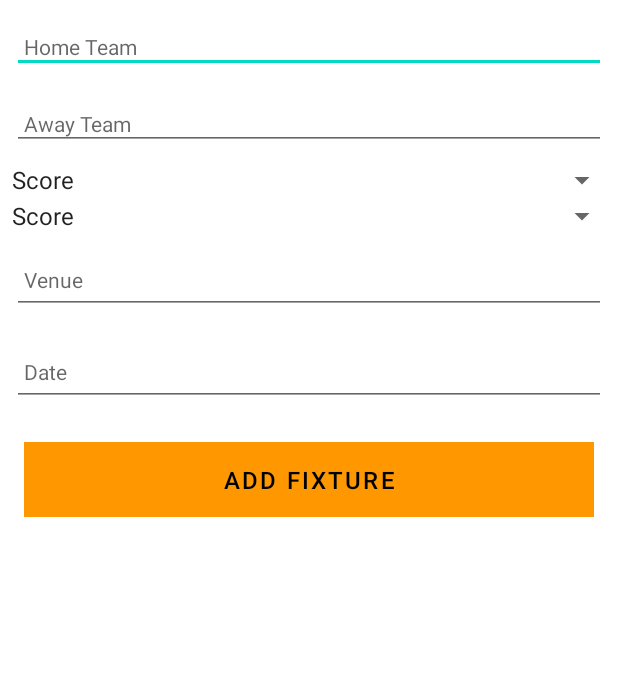
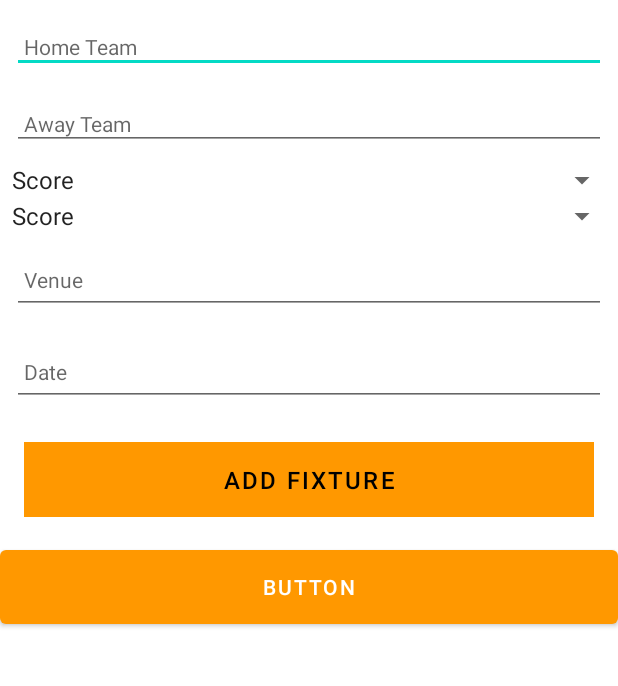
Before and after one commit to liamcrowe0225/MobileApp_assignmentV1, an Android app: the CreateFixtures screen opened directly, with no data from a screen before it, on a phone screen of 412 x 824 dp, the part 84-770 px from its top. Run offline under Robolectric (Android 15) with nearby library versions, the phone set to English and light mode, and no system bars; our stand-ins replace Timber.

```diff
--- a/app/src/main/java/com/example/mobileapp_assignmentv1/models/Fixtures.kt
+++ b/app/src/main/java/com/example/mobileapp_assignmentv1/models/Fixtures.kt
@@ -1,5 +1,6 @@
 package com.example.mobileapp_assignmentv1.models
 
+import android.net.Uri
 import android.os.Parcelable
 import kotlinx.parcelize.Parcelize
 import java.text.SimpleDateFormat
@@ -12,7 +13,9 @@ data class Fixtures(var idClub: Long = 0,
                      var score1: Int = 0,
                      var score2: Int = 0,
                      var venue:  String = "",
-                     var date: String = ""
+                     var date: String = "",
+                     var image: Uri = Uri.EMPTY
+                     //var image2: Uri = Uri.EMPTY
 ) : Parcelable /*{
     fun getFormattedDate(): String {
         val dateObj = SimpleDateFormat("yyyy-MM-dd", Locale.getDefault()).parse(date)
--- a/app/src/main/res/layout/creating_fixture.xml
+++ b/app/src/main/res/layout/creating_fixture.xml
@@ -117,6 +117,12 @@
                 android:textColor="@color/colorPrimary"
                 android:textSize="16sp" />
 
+            <Button
+                android:id="@+id/chooseImage"
+                android:layout_width="match_parent"
+                android:layout_height="61dp"
+                android:text="Button" />
+
             <!--
                 <CalendarView
                     android:id="@+id/calendarView"
```
